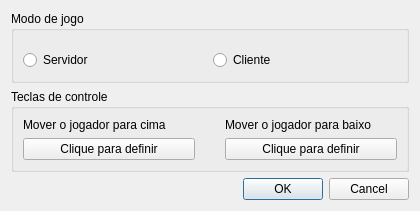
Before: the Qt Designer form src/gameoptions.ui in eduardoweiland/serial-pong, drawn with Qt 5.
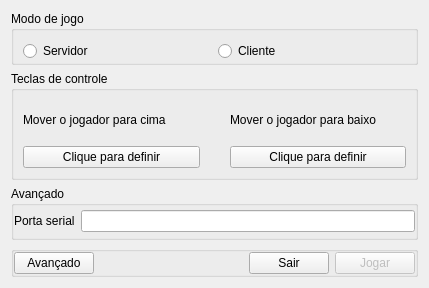
After: the same form once the commit is applied. Icons and pictures are not drawn.

Commit message: Documenta??o, ?cones, testes com porta serial, op??es do jogo

```diff
--- a/src/gameoptions.ui
+++ b/src/gameoptions.ui
@@ -9,14 +9,14 @@
    <rect>
     <x>0</x>
     <y>0</y>
-    <width>420</width>
-    <height>211</height>
+    <width>429</width>
+    <height>288</height>
    </rect>
   </property>
   <property name="windowTitle">
    <string>Opções</string>
   </property>
-  <layout class="QVBoxLayout" name="verticalLayout">
+  <layout class="QVBoxLayout" name="verticalLayout" stretch="1,2,1,0">
    <item>
     <widget class="QGroupBox" name="groupModeSelect">
      <property name="title">
@@ -90,13 +90,91 @@
     </widget>
    </item>
    <item>
-    <widget class="QDialogButtonBox" name="buttonBox">
-     <property name="orientation">
-      <enum>Qt::Horizontal</enum>
+    <widget class="QGroupBox" name="groupAdvanced">
+     <property name="title">
+      <string>Avançado</string>
      </property>
-     <property name="standardButtons">
-      <set>QDialogButtonBox::Cancel|QDialogButtonBox::Ok</set>
+     <layout class="QGridLayout" name="gridLayout_2">
+      <property name="margin">
+       <number>0</number>
+      </property>
+      <item row="0" column="1">
+       <widget class="QLineEdit" name="editSerialPort"/>
+      </item>
+      <item row="0" column="0">
+       <widget class="QLabel" name="label">
+        <property name="text">
+         <string>Porta serial</string>
+        </property>
+       </widget>
+      </item>
+     </layout>
+    </widget>
+   </item>
+   <item>
+    <widget class="QGroupBox" name="buttonBox">
+     <property name="sizePolicy">
+      <sizepolicy hsizetype="Preferred" vsizetype="Fixed">
+       <horstretch>0</horstretch>
+       <verstretch>0</verstretch>
+      </sizepolicy>
      </property>
+     <layout class="QHBoxLayout" name="horizontalLayout_2">
+      <property name="margin">
+       <number>0</number>
+      </property>
+      <item>
+       <widget class="QPushButton" name="btnAdvanced">
+        <property name="text">
+         <string>Avançado</string>
+        </property>
+        <property name="checkable">
+         <bool>true</bool>
+        </property>
+       </widget>
+      </item>
+      <item>
+       <spacer name="horizontalSpacer">
+        <property name="orientation">
+         <enum>Qt::Horizontal</enum>
+        </property>
+        <property name="sizeHint" stdset="0">
+         <size>
+          <width>40</width>
+          <height>20</height>
+         </size>
+        </property>
+       </spacer>
+      </item>
+      <item>
+       <widget class="QPushButton" name="btnExit">
+        <property name="text">
+         <string>Sair</string>
+        </property>
+        <property name="icon">
+         <iconset resource="../resources/icons.qrc">
+          <normaloff>:/exit</normaloff>:/exit</iconset>
+        </property>
+       </widget>
+      </item>
+      <item>
+       <widget class="QPushButton" name="btnPlay">
+        <property name="enabled">
+         <bool>false</bool>
+        </property>
+        <property name="text">
+         <string>Jogar</string>
+        </property>
+        <property name="icon">
+         <iconset resource="../resources/icons.qrc">
+          <normaloff>:/play</normaloff>:/play</iconset>
+        </property>
+        <property name="default">
+         <bool>true</bool>
+        </property>
+       </widget>
+      </item>
+     </layout>
     </widget>
    </item>
   </layout>
```
Left out of the diff: 39 changed lines with no effect on the pictures. The commit also changes 17 other files.
